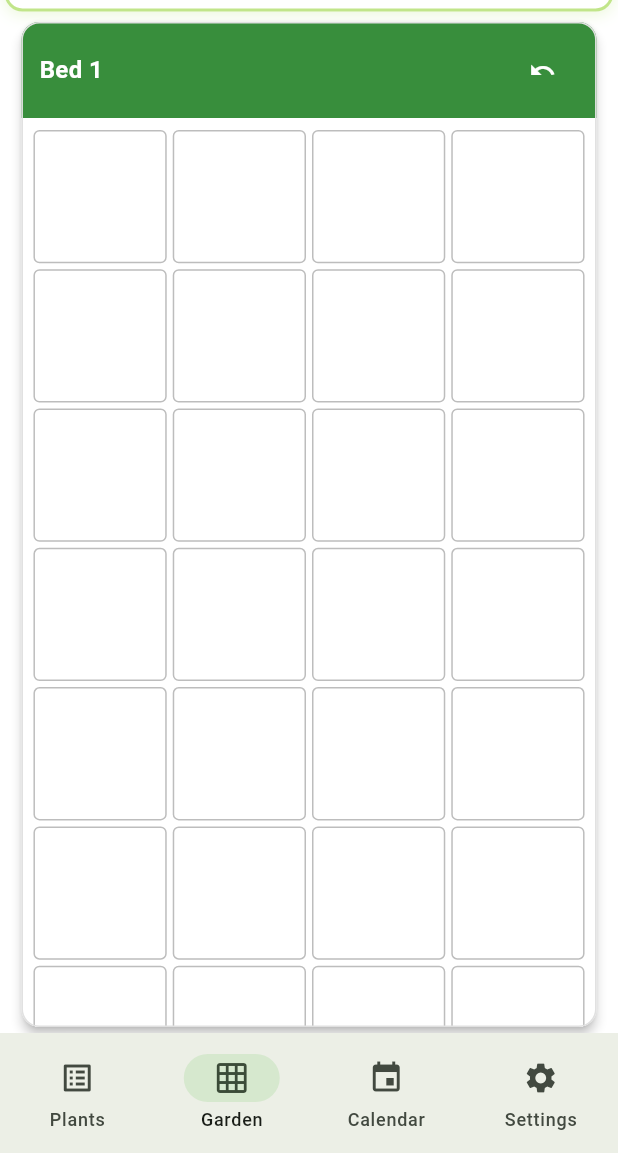
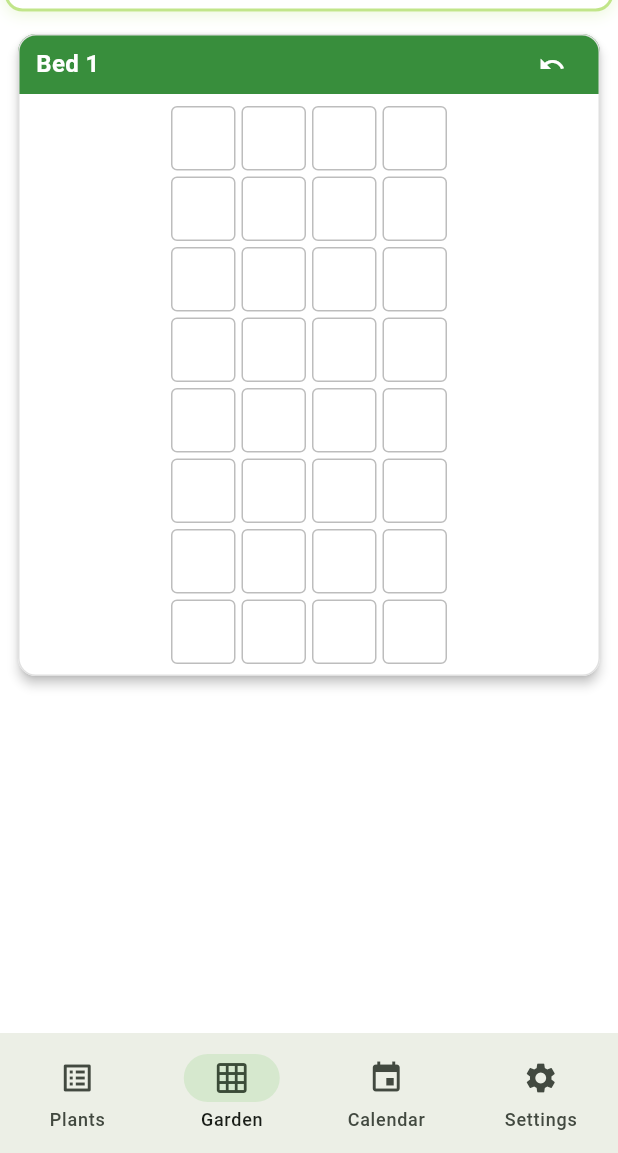
Before and after one commit to medwards8402-arch/Workspace, a Flutter app: the screen it shows after launch, item 2 of the bottom bar chosen, on a phone screen of 412 x 824 dp, the part 83-1236 px from its top. Run offline on Flutter 3.47's test engine with Material 3 defaults, Android fonts, the phone set to English and light mode, and no system bars; our stand-ins replace shared_preferences.

Commit message:
spacing fixes

```diff
--- a/garden_planner/lib/app_state.dart
+++ b/garden_planner/lib/app_state.dart
@@ -48,7 +48,10 @@ class AppState extends ChangeNotifier {
   AppState() {
     // Initialize with default beds
     beds = [
-      GardenBed(name: 'Bed 1', rows: 8, cols: 4),
+      GardenBed(name: 'Bed 1', rows: 4, cols: 8),
+      GardenBed(name: 'Bed 2', rows: 4, cols: 8),
+      GardenBed(name: 'Bed 3', rows: 4, cols: 8),
+      GardenBed(name: 'Herb Garden', rows: 2, cols: 4),
     ];
     _loadPrefs();
   }
--- a/garden_planner/lib/screens/garden_screen.dart
+++ b/garden_planner/lib/screens/garden_screen.dart
@@ -206,18 +206,22 @@ class _GardenScreenState extends State<GardenScreen> {
                   ),
           ),
         Expanded(
-          child: PageView.builder(
+          child: ListView.builder(
+            padding: const EdgeInsets.symmetric(horizontal: 8, vertical: 8),
             itemCount: gardenProvider.beds.length,
-            controller: PageController(viewportFraction: 0.95),
             itemBuilder: (context, bedIndex) {
               final bed = gardenProvider.beds[bedIndex];
-              return Card(
-                elevation: 3,
-                child: Column(
+              return Padding(
+                padding: const EdgeInsets.only(bottom: 12),
+                child: Center(
+                  child: Card(
+                    elevation: 3,
+                  child: Column(
+                  mainAxisSize: MainAxisSize.min,
                   children: [
                     // Bed name header
                     Container(
-                      padding: const EdgeInsets.symmetric(vertical: 8, horizontal: 12),
+                      padding: const EdgeInsets.symmetric(vertical: 0, horizontal: 12),
                       decoration: BoxDecoration(
                         color: Colors.green.shade700,
                         borderRadius: const BorderRadius.vertical(top: Radius.circular(12)),
@@ -237,21 +241,23 @@ class _GardenScreenState extends State<GardenScreen> {
                             tooltip: 'Undo last change',
                             padding: EdgeInsets.zero,
                             constraints: const BoxConstraints(),
+                            visualDensity: VisualDensity.compact,
                           ),
                         ],
                       ),
                     ),
                     // Grid
-                    Expanded(
-                      child: SingleChildScrollView(
-                        child: Padding(
-                          padding: const EdgeInsets.all(8.0),
-                          child: LayoutBuilder(
+                    SingleChildScrollView(
+                      child: Padding(
+                        padding: const EdgeInsets.all(8.0),
+                        child: LayoutBuilder(
                             builder: (context, constraints) {
-                              // GridView's actual cell size calculation
-                              // GridView.builder with SliverGridDelegateWithFixedCrossAxisCount
-                              // divides space as: (width - (cols - 1) * crossAxisSpacing) / cols
-                              final actualCellSize = (constraints.maxWidth - (bed.cols - 1) * 4.0) / bed.cols;
+                              // Fixed cell size: 8 columns should fill the screen width
+                              const double spacing = 4.0;
+                              const int maxCols = 8;
+                              final double actualCellSize = (constraints.maxWidth - (maxCols - 1) * spacing) / maxCols;
+                              final double bedWidth = bed.cols * actualCellSize + (bed.cols - 1) * spacing;
+                              final double bedHeight = bed.rows * actualCellSize + (bed.rows - 1) * spacing;
 
                             // Calculate sprawling plant groups
                             final sprawlingGroups = _calculateSprawlingGroups(bed);
@@ -283,12 +289,10 @@ class _GardenScreenState extends State<GardenScreen> {
                                   final spanCols = maxCol - minCol + 1;
 
                                   // Calculate position and size to match GridView's layout exactly
-                                  // GridView uses actualCellSize, not the cellSize we calculate
-                                  final gap = 4.0;
-                                  final left = minCol * (actualCellSize + gap);
-                                  final top = minRow * (actualCellSize + gap);
-                                  final overlayWidth = spanCols * actualCellSize + (spanCols - 1) * gap;
-                                  final overlayHeight = spanRows * actualCellSize + (spanRows - 1) * gap;
+                                  final left = minCol * (actualCellSize + spacing);
+                                  final top = minRow * (actualCellSize + spacing);
+                                  final overlayWidth = spanCols * actualCellSize + (spanCols - 1) * spacing;
+                                  final overlayHeight = spanRows * actualCellSize + (spanRows - 1) * spacing;
 
                                   final iconSize = min(actualCellSize * 1.8, max(actualCellSize * 0.7, sqrt(cells.length.toDouble()) * actualCellSize * 0.5));
 
@@ -324,16 +328,16 @@ class _GardenScreenState extends State<GardenScreen> {
                             }
 
                             return SizedBox(
-                              width: constraints.maxWidth,
-                              height: bed.rows * actualCellSize + (bed.rows - 1) * 4,
+                              width: bedWidth,
+                              height: bedHeight,
                               child: Stack(
                                 children: [
                                   GridView.builder(
                                     physics: const NeverScrollableScrollPhysics(),
                                       gridDelegate: SliverGridDelegateWithFixedCrossAxisCount(
                                         crossAxisCount: bed.cols,
-                                        mainAxisSpacing: 4,
-                                        crossAxisSpacing: 4,
+                                        mainAxisSpacing: spacing,
+                                        crossAxisSpacing: spacing,
                                       ),
                                       itemCount: bed.rows * bed.cols,
                                       itemBuilder: (context, idx) {
@@ -395,10 +399,11 @@ class _GardenScreenState extends State<GardenScreen> {
                             },
                           ),
                         ),
-                      ),
                     ),
                   ],
                 ),
+              ),
+              ),
               );
             },
           ),
```
